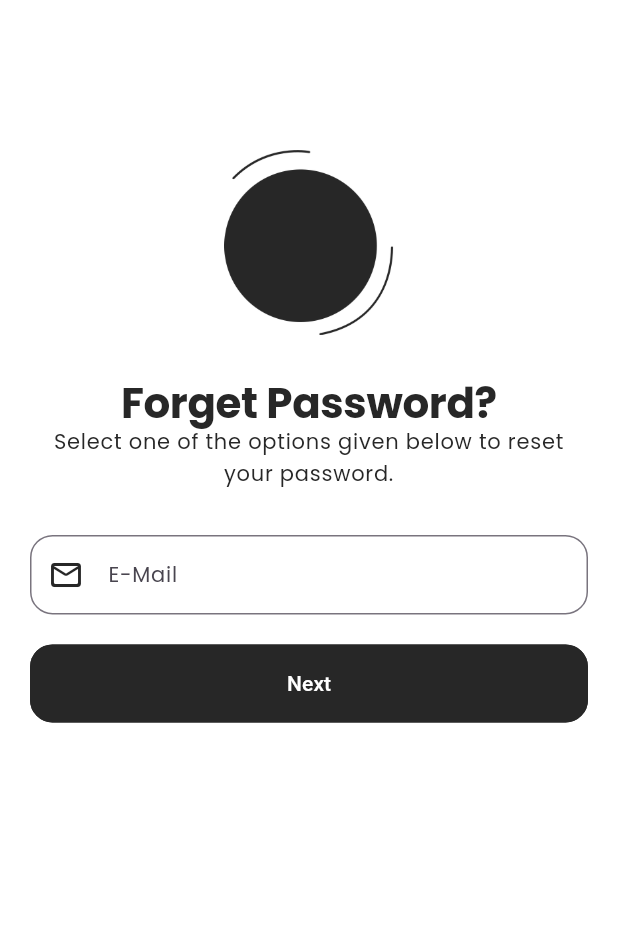
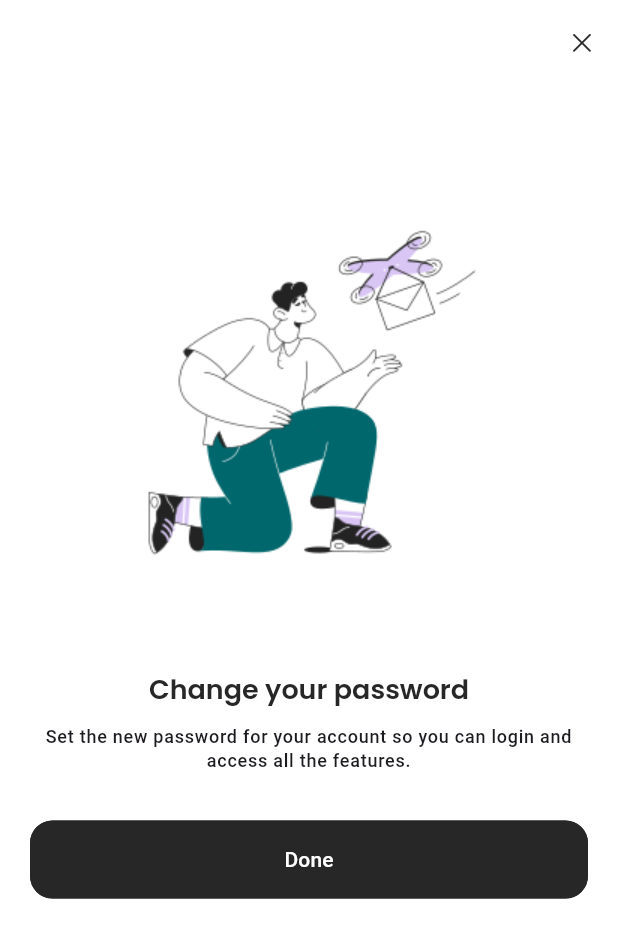
Before and after one commit to gadooo/ghalib, a Flutter app: the ForgetPasswordMailScreen screen opened directly, after a tap on "Next", on a phone screen of 412 x 824 dp. Shown: the top 938 px of the screen. Run offline on Flutter 3.47's test engine with Material 3 defaults, Android fonts, the phone set to English and light mode, and no system bars; our stand-ins replace badges, carousel_slider, cloud_firestore, connectivity_plus, country_code_picker, firebase_auth and 21 more; accounts and stored records are empty.

Commit message:
Implement Reset Password screen and update Forget Password Mail screen with navigation

```diff
--- a/lib/features/authentication/screens/forget_password/forget_password_mail/forget_password_mail.dart
+++ b/lib/features/authentication/screens/forget_password/forget_password_mail/forget_password_mail.dart
@@ -1,4 +1,6 @@
+import 'package:cwt_starter_template/features/authentication/screens/forget_password/reset_password/reset_password.dart';
 import 'package:flutter/material.dart';
+import 'package:get/get.dart';
 
 import '../../../../../../common/widgets/form/form_header_widget.dart';
 import '../../../../../../utils/constants/colors.dart';
@@ -36,9 +38,23 @@ class ForgetPasswordMailScreen extends StatelessWidget {
                 Form(
                   child: Column(
                     children: [
-                      TextFormField(decoration: const InputDecoration(label: Text(TTexts.tEmail), hintText: TTexts.tEmail, prefixIcon: Icon(Icons.mail_outline_rounded))),
+                      TextFormField(
+                        decoration: const InputDecoration(
+                          label: Text(TTexts.tEmail),
+                          hintText: TTexts.tEmail,
+                          prefixIcon: Icon(Icons.mail_outline_rounded),
+                        ),
+                      ),
                       const SizedBox(height: 20.0),
-                      SizedBox(width: double.infinity, child: ElevatedButton(onPressed: () {}, child: const Text(TTexts.tNext))),
+                      SizedBox(
+                        width: double.infinity,
+                        child: ElevatedButton(
+                          onPressed: () {
+                            Get.to(() => const ResetPassword());
+                          },
+                          child: const Text(TTexts.tNext),
+                        ),
+                      ),
                     ],
                   ),
                 ),
--- /dev/null
+++ b/lib/features/authentication/screens/forget_password/reset_password/reset_password.dart
@@ -0,0 +1,63 @@
+import 'package:cwt_starter_template/features/authentication/screens/login/login_screen.dart';
+import 'package:cwt_starter_template/utils/constants/image_strings.dart';
+import 'package:cwt_starter_template/utils/constants/sizes.dart';
+import 'package:cwt_starter_template/utils/constants/text_strings.dart';
+import 'package:cwt_starter_template/utils/helpers/exports.dart';
+import 'package:flutter/cupertino.dart';
+import 'package:flutter/material.dart';
+import 'package:get/get.dart';
+
+class ResetPassword extends StatelessWidget {
+  const ResetPassword({super.key});
+
+  @override
+  Widget build(BuildContext context) {
+    return Scaffold(
+      appBar: AppBar(
+        automaticallyImplyLeading: false,
+        actions: [
+          IconButton(
+            onPressed: () => Get.back(),
+            icon: const Icon(CupertinoIcons.clear),
+          ),
+        ],
+      ),
+      body: SingleChildScrollView(
+        child: Padding(
+          padding: const EdgeInsets.all(20.0),
+          child: Column(
+            children: [
+              Image(
+                image: AssetImage(TImages.deliveredEmailIllustration),
+                width: THelperFunctions.screenHeight() * 0.6,
+              ),
+
+              Text(
+                TTexts.changeYourPasswordTitle,
+                style: Theme.of(context).textTheme.headlineMedium,
+                textAlign: TextAlign.center,
+              ),
+              SizedBox(height: TSizes.spaceBtwItems),
+
+              Text(
+                TTexts.changeYourPasswordSubTitle,
+                style: Theme.of(context).textTheme.labelMedium,
+                textAlign: TextAlign.center,
+              ),
+              SizedBox(height: TSizes.spaceBtwSections),
+
+              // Button
+              SizedBox(
+                width: double.infinity,
+                child: ElevatedButton(
+                  onPressed: () => Get.to(() => const LoginScreen()),
+                  child: Text(TTexts.done),
+                ),
+              ),
+            ],
+          ),
+        ),
+      ),
+    );
+  }
+}
--- a/lib/utils/constants/text_strings.dart
+++ b/lib/utils/constants/text_strings.dart
@@ -38,7 +38,8 @@ class TTexts {
   static const String tOhSnap = "Oh Snap";
   static const String tEmailSent = "Hurray!!! Email is on its way.";
   static const String tCongratulations = "Congratulations";
-  static const String tEmailLinkToResetPassword = "Email Link To Reset Password";
+  static const String tEmailLinkToResetPassword =
+      "Email Link To Reset Password";
   static const String tAccountCreateVerifyEmail = "Account Create Verify Email";
 
   // -- Splash Screen Text
@@ -49,20 +50,25 @@ class TTexts {
   static const String tOnBoardingTitle1 = "Build Awesome Apps";
   static const String tOnBoardingTitle2 = "Learn from YouTube";
   static const String tOnBoardingTitle3 = "Get Code & Resources";
-  static const String tOnBoardingSubTitle1 = "Let's start your journey with us on this amazing and easy platform.";
-  static const String tOnBoardingSubTitle2 = "Get Video Tutorials of each topic to learn things easily.";
-  static const String tOnBoardingSubTitle3 = "Save time by just copy pasting complete apps you learned from videos.";
+  static const String tOnBoardingSubTitle1 =
+      "Let's start your journey with us on this amazing and easy platform.";
+  static const String tOnBoardingSubTitle2 =
+      "Get Video Tutorials of each topic to learn things easily.";
+  static const String tOnBoardingSubTitle3 =
+      "Save time by just copy pasting complete apps you learned from videos.";
   static const String tOnBoardingCounter1 = "1/3";
   static const String tOnBoardingCounter2 = "2/3";
   static const String tOnBoardingCounter3 = "3/3";
 
   // -- Welcome Screen Text
   static const String tWelcomeTitle = "Build Awesome Apps";
-  static const String tWelcomeSubTitle = "Let's put your creativity on the development highway.";
+  static const String tWelcomeSubTitle =
+      "Let's put your creativity on the development highway.";
 
   // -- Login Screen Text
   static const String tLoginTitle = "Welcome Back,";
-  static const String tLoginSubTitle = "Make it work, make it right, make it fast.";
+  static const String tLoginSubTitle =
+      "Make it work, make it right, make it fast.";
   static const String tRememberMe = "Remember Me?";
   static const String tDontHaveAnAccount = "Don't have an Account";
   static const String tEnterYour = "Enter your";
@@ -75,33 +81,40 @@ class TTexts {
 
   // -- Sign Up Screen Text
   static const String tSignUpTitle = "Get On Board!";
-  static const String tSignUpSubTitle = "Create your profile to start your Journey.";
+  static const String tSignUpSubTitle =
+      "Create your profile to start your Journey.";
   static const String tAlreadyHaveAnAccount = "Already have an Account";
 
   // -- Verify Email Screen Text
   static const String confirmEmail = "Verify your email address!";
-  static const String confirmEmailSubTitle = "Congratulations! Your Account Awaits: Verify Your Email to Start Shopping and Experience a World of Unrivaled Deals and Personalized Offers.";
+  static const String confirmEmailSubTitle =
+      "Congratulations! Your Account Awaits: Verify Your Email to Start Shopping and Experience a World of Unrivaled Deals and Personalized Offers.";
   static const String resendEmail = "Resend Email";
-  static const String yourAccountCreatedTitle = "Your account successfully created!";
-  static const String yourAccountCreatedSubTitle = "Welcome to Your Application: Your Account is Created, Unleash the Joy of Seamless Online Experience!";
-
+  static const String yourAccountCreatedTitle =
+      "Your account successfully created!";
+  static const String yourAccountCreatedSubTitle =
+      "Welcome to Your Application: Your Account is Created, Unleash the Joy of Seamless Online Experience!";
 
   // -- Forget Password Text
   static const String tForgetPasswordTitle = "Make Selection!";
-  static const String tForgetPasswordSubTitle = "Select one of the options given below to reset your password.";
+  static const String tForgetPasswordSubTitle =
+      "Select one of the options given below to reset your password.";
   static const String tResetViaEMail = "Reset via Mail Verification";
   static const String tResetViaPhone = "Reset via Phone Verification";
 
   // -- Forget Password Via Phone - Text
-  static const String tForgetPhoneSubTitle = "Enter your registered Phone No to receive OTP";
+  static const String tForgetPhoneSubTitle =
+      "Enter your registered Phone No to receive OTP";
 
   // -- Forget Password Via E-Mail - Text
-  static const String tForgetMailSubTitle = "Enter your registered E-Mail to receive OTP";
+  static const String tForgetMailSubTitle =
+      "Enter your registered E-Mail to receive OTP";
 
   // -- OTP Screen - Text
   static const String tOtpTitle = "CO\nDE";
   static const String tOtpSubTitle = "Verification";
-  static const String tOtpMessage = "Enter the verification code sent on your Phone Number ";
+  static const String tOtpMessage =
+      "Enter the verification code sent on your Phone Number ";
 
   // -- Phone Number Authentication - Text
   static const String phoneNo = '745-628-5429';
@@ -113,14 +126,18 @@ class TTexts {
   static const String selectCountryCode = "Select Country Code";
   static const String sendingOTP = "Sending OTP...";
   static const String phoneVerifiedTitle = "Phone Verified";
-  static const String phoneVerifiedMessage = "Your phone number has been verified.";
+  static const String phoneVerifiedMessage =
+      "Your phone number has been verified.";
   static const String noInternet = "No Internet";
-  static const String checkInternetConnection = "Please check your internet connection and try again.";
+  static const String checkInternetConnection =
+      "Please check your internet connection and try again.";
   static const String unableToSendOTP = "Unable to send OTP";
   static const String otpSendTitle = "OTP Send";
-  static const String otpSendMessage = "OTP Send to your phone number successfully.";
+  static const String otpSendMessage =
+      "OTP Send to your phone number successfully.";
   static const String otpFooter = "Didn’t receive OTP?";
-  static const String otpSubTitle = "Please enter the six digit OTP code that we’ve send to your phone number";
+  static const String otpSubTitle =
+      "Please enter the six digit OTP code that we’ve send to your phone number";
   static const String enter6digitOTPCode = "Enter 6 digit OTP Code";
   static const String inText = "in";
   static const String resendOTP = "Re-Send OTP";
@@ -168,4 +185,9 @@ class TTexts {
   // -- Dashboard 1
   static const String popularProducts = "Popular Products";
   static const String homeAppbarTitle = "Good day for shopping";
+
+  static const String changeYourPasswordSubTitle =
+      "Set the new password for your account so you can login and access all the features.";
+
+  static const String changeYourPasswordTitle = "Change your password";
 }
```
